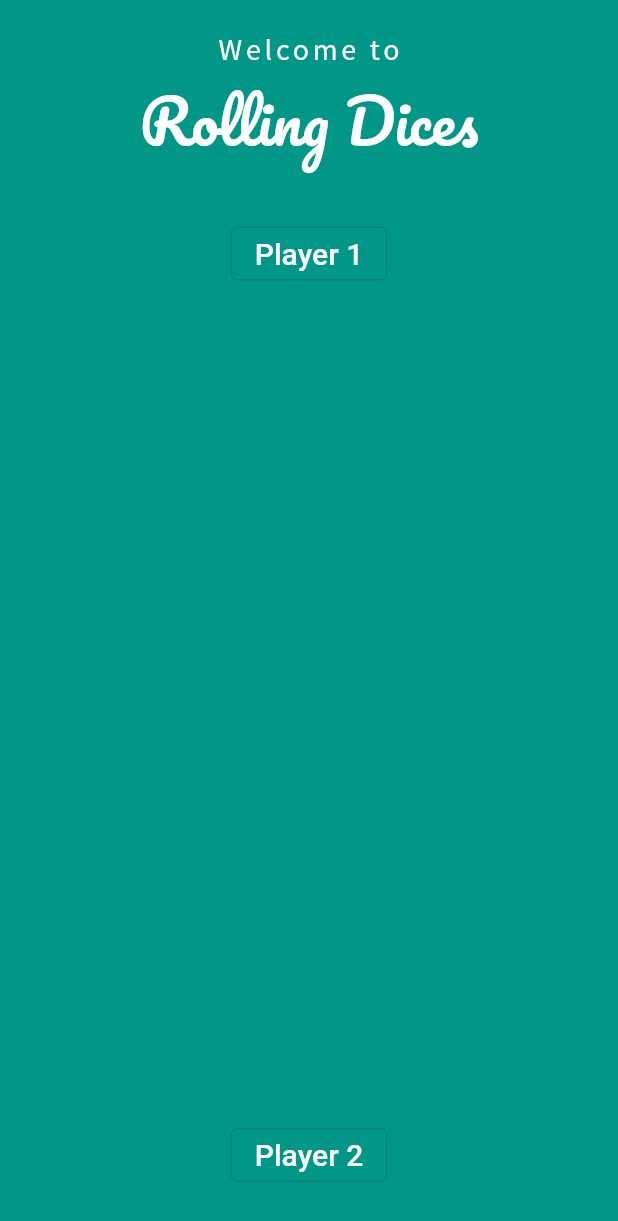
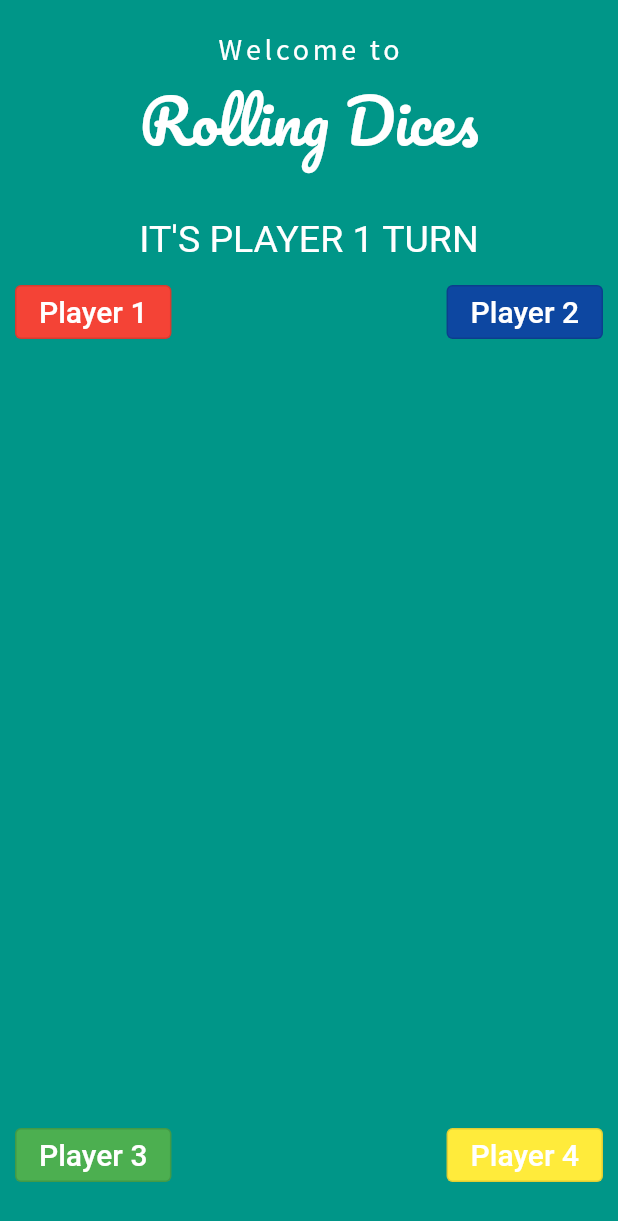
Before and after one commit to hamxa678/RollingDices, a Flutter app: the DicePage1 screen opened directly with empty values, after a tap on "Player 1", on a phone screen of 412 x 824 dp. Shown: the top 1221 px of the screen. Run offline on Flutter 3.47's test engine with Material 2 defaults, Android fonts, the phone set to English and light mode, and no system bars.

Commit message:
first commit
first commit

```diff
--- a/lib/home.dart
+++ b/lib/home.dart
@@ -11,10 +11,16 @@ class DicePage1 extends StatefulWidget {
 }
 
 class _DicePage1State extends State<DicePage1> {
+  List<int> rand = [];
+
   int left = 2, right = 5;
   @override
   Widget build(BuildContext context) {
-    return Scaffold(
+    for (var i = 0; i <= widget.dice; i++) {
+      rand.add(1);
+    }
+    return SafeArea(
+      child: Scaffold(
         backgroundColor: Colors.teal,
         body: Padding(
           padding: const EdgeInsets.symmetric(vertical: 20.0, horizontal: 0.0),
@@ -44,9 +50,21 @@ class _DicePage1State extends State<DicePage1> {
               const SizedBox(
                 height: 30,
               ),
+              const Text(
+                "IT'S PLAYER 1 TURN",
+                style: TextStyle(fontSize: 25, color: Colors.white),
+              ),
+              const SizedBox(
+                height: 10,
+              ),
+              Padding(
+                padding: const EdgeInsets.symmetric(horizontal: 10),
+                child: Row(
+                  mainAxisAlignment: MainAxisAlignment.spaceBetween,
+                  children: [
                     OutlinedButton(
-              style: const ButtonStyle(
-                backgroundColor: null,
+                      style: OutlinedButton.styleFrom(
+                        backgroundColor: Colors.red, //<-- SEE HERE
                       ),
                       onPressed: () {
                         change();
@@ -56,23 +74,51 @@ class _DicePage1State extends State<DicePage1> {
                         style: TextStyle(color: Colors.white, fontSize: 20),
                       ),
                     ),
+                    if (widget.player == 4)
+                      OutlinedButton(
+                        style: OutlinedButton.styleFrom(
+                          backgroundColor: Colors.blue[900], //<-- SEE HERE
+                        ),
+                        onPressed: () {
+                          change();
+                        },
+                        child: const Text(
+                          'Player 2',
+                          style: TextStyle(color: Colors.white, fontSize: 20),
+                        ),
+                      ),
+                    if (widget.player != 4)
+                      AbsorbPointer(
+                        child: OutlinedButton(
+                          style: OutlinedButton.styleFrom(
+                            backgroundColor: Colors.blue[900], //<-- SEE HERE
+                          ),
+                          onPressed: () {
+                            change();
+                          },
+                          child: const Text(
+                            'Player 2',
+                            style: TextStyle(color: Colors.white, fontSize: 20),
+                          ),
+                        ),
+                      )
+                  ],
+                ),
+              ),
               Expanded(
                 child: Center(
                   child: Wrap(
                     children: [
-                    for (var i = 1; i <= widget.dice; i++)
-                      TextButton(
-                        onPressed: (() {
-                          //change();
-                          // setState(() {
-                          //   left = Random().nextInt(6) + 1;
-                          // });
-                        }),
+                      for (var i = 0; i < widget.dice; i++)
+                        Padding(
+                          padding: const EdgeInsets.all(10.0),
                           child: Image(
-                          height: 100,
-                          width: 100,
+                            height: 150,
+                            width: 150,
+                            // height: MediaQuery.of(context).size.width / i,
+                            // width: MediaQuery.of(context).size.width / i,
                             image: AssetImage(
-                            "images/dice$left.png",
+                              "images/dice${rand[i]}.png",
                             ),
                           ),
                         ),
@@ -103,16 +149,52 @@ class _DicePage1State extends State<DicePage1> {
               //     },
               //   ),
               // ),
+              Padding(
+                padding: const EdgeInsets.symmetric(horizontal: 10),
+                child: Row(
+                  mainAxisAlignment: MainAxisAlignment.spaceBetween,
+                  children: [
+                    if (widget.player == 4)
                       OutlinedButton(
-              style: const ButtonStyle(
-                backgroundColor: null,
+                        style: OutlinedButton.styleFrom(
+                          backgroundColor: Colors.green, //<-- SEE HERE
                         ),
                         onPressed: () {
                           change();
                         },
                         child: const Text(
-                'Player 2',
+                          'Player 3',
                           style: TextStyle(color: Colors.white, fontSize: 20),
+                        ),
+                      ),
+                    if (widget.player != 4)
+                      AbsorbPointer(
+                        child: OutlinedButton(
+                          style: OutlinedButton.styleFrom(
+                            backgroundColor: Colors.green, //<-- SEE HERE
+                          ),
+                          onPressed: () {
+                            change();
+                          },
+                          child: const Text(
+                            'Player 3',
+                            style: TextStyle(color: Colors.white, fontSize: 20),
+                          ),
+                        ),
+                      ),
+                    OutlinedButton(
+                      style: OutlinedButton.styleFrom(
+                        backgroundColor: Colors.yellow, //<-- SEE HERE
+                      ),
+                      onPressed: () {
+                        change();
+                      },
+                      child: const Text(
+                        'Player 4',
+                        style: TextStyle(color: Colors.white, fontSize: 20),
+                      ),
+                    ),
+                  ],
                 ),
               ),
               const SizedBox(
@@ -121,13 +203,15 @@ class _DicePage1State extends State<DicePage1> {
             ],
           ),
         ),
+      ),
     );
   }
 
   void change() {
     setState(() {
-      left = Random().nextInt(6) + 1;
-      right = Random().nextInt(6) + 1;
+      for (var i = 0; i < widget.dice; i++) {
+        rand[i] = Random().nextInt(6) + 1;
+      }
     });
   }
 }
```
Lines whose indentation alone changed are shown as unchanged.
